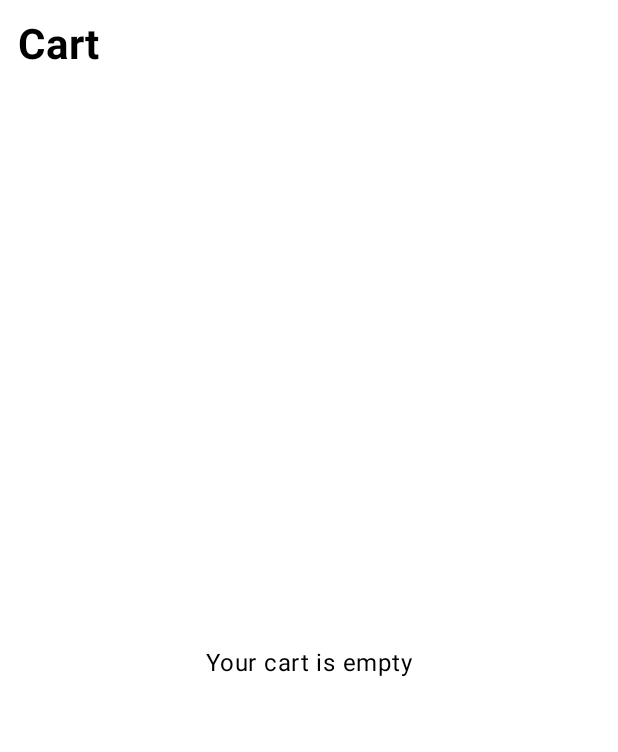
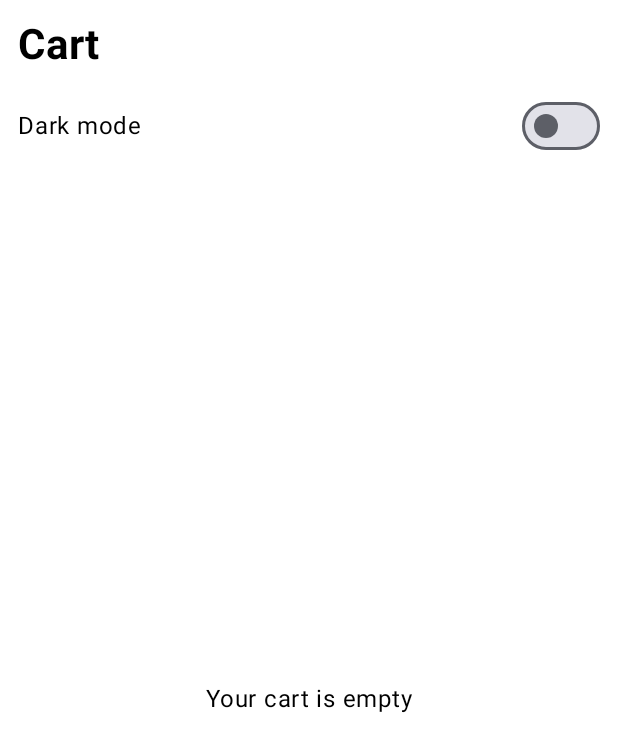
Before and after one commit to gulzhaytaban-dot/PerfumeShopApp, an Android app built with Jetpack Compose: the @Preview function CartContentEmptyPreview, on a phone screen of 412 x 824 dp. Shown: the top 752 px of the screen. Run offline under Robolectric (Android 15) with nearby library versions, the phone set to English and light mode, and no system bars.

Commit message:
feat: add a dark mode switch to the cart screen

```diff
--- a/app/src/main/java/com/example/perfumeshop/ui/screens/CartScreen.kt
+++ b/app/src/main/java/com/example/perfumeshop/ui/screens/CartScreen.kt
@@ -4,12 +4,14 @@ import androidx.compose.foundation.layout.Arrangement
 import androidx.compose.foundation.layout.Box
 import androidx.compose.foundation.layout.Column
 import androidx.compose.foundation.layout.PaddingValues
+import androidx.compose.foundation.layout.Row
 import androidx.compose.foundation.layout.fillMaxSize
 import androidx.compose.foundation.layout.fillMaxWidth
 import androidx.compose.foundation.layout.padding
 import androidx.compose.foundation.lazy.LazyColumn
 import androidx.compose.foundation.lazy.items
 import androidx.compose.material3.MaterialTheme
+import androidx.compose.material3.Switch
 import androidx.compose.material3.Text
 import androidx.compose.runtime.Composable
 import androidx.compose.runtime.collectAsState
@@ -30,12 +32,16 @@ import com.example.perfumeshop.viewmodel.CartViewModel
 
 @Composable
 fun CartScreen(
+    darkMode: Boolean,
+    onDarkModeChange: (Boolean) -> Unit,
     modifier: Modifier = Modifier,
-    cartViewModel: CartViewModel = viewModel()
+    cartViewModel: CartViewModel
 ) {
     val uiState by cartViewModel.uiState.collectAsState()
 
     CartContent(
+        darkMode = darkMode,
+        onDarkModeChange = onDarkModeChange,
         uiState = uiState,
         onIncrease = cartViewModel::increaseQuantity,
         onDecrease = cartViewModel::decreaseQuantity,
@@ -47,6 +53,8 @@ fun CartScreen(
 
 @Composable
 fun CartContent(
+    darkMode: Boolean,
+    onDarkModeChange: (Boolean) -> Unit,
     uiState: CartUiState,
     onIncrease: (Int) -> Unit,
     onDecrease: (Int) -> Unit,
@@ -61,6 +69,21 @@ fun CartContent(
             fontWeight = FontWeight.Bold,
             modifier = Modifier.padding(12.dp)
         )
+
+        Row(
+            modifier = Modifier
+                .fillMaxWidth()
+                .padding(horizontal = 12.dp),
+            horizontalArrangement = Arrangement.SpaceBetween,
+            verticalAlignment = Alignment.CenterVertically
+        ) {
+            Text(text = "Dark mode")
+            Switch(
+                checked = darkMode,
+                onCheckedChange = onDarkModeChange
+            )
+        }
+
         if (uiState.isEmpty) {
             Box(
                 modifier = Modifier
@@ -76,7 +99,10 @@ fun CartContent(
         } else {
             LazyColumn(
                 modifier = Modifier.weight(1f),
-                contentPadding = PaddingValues(horizontal = 12.dp, vertical = 4.dp),
+                contentPadding = PaddingValues(
+                    horizontal = 12.dp,
+                    vertical = 4.dp
+                ),
                 verticalArrangement = Arrangement.spacedBy(12.dp)
             ) {
                 items(uiState.items, key = { it.perfume.id }) { item ->
@@ -88,6 +114,7 @@ fun CartContent(
                     )
                 }
             }
+
             CartSummary(
                 totalPrice = uiState.totalPrice,
                 totalCount = uiState.totalCount,
@@ -97,12 +124,13 @@ fun CartContent(
     }
 }
 
-
 @Preview(showBackground = true)
 @Composable
 fun CartContentPreview() {
     PerfumeShopTheme {
         CartContent(
+            darkMode = false,
+            onDarkModeChange = {},
             uiState = CartUiState(
                 items = listOf(
                     CartItem(perfume = PerfumeData.perfumes[0], quantity = 2),
@@ -122,6 +150,8 @@ fun CartContentPreview() {
 fun CartContentEmptyPreview() {
     PerfumeShopTheme {
         CartContent(
+            darkMode = false,
+            onDarkModeChange = {},
             uiState = CartUiState(),
             onIncrease = {},
             onDecrease = {},
```
